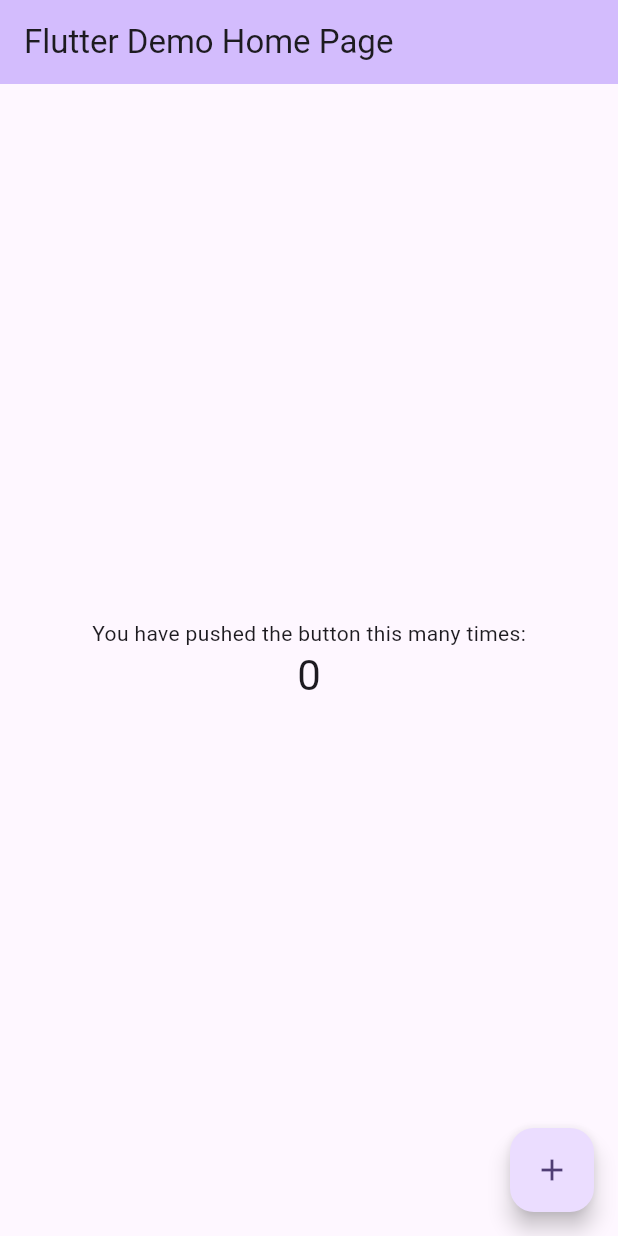
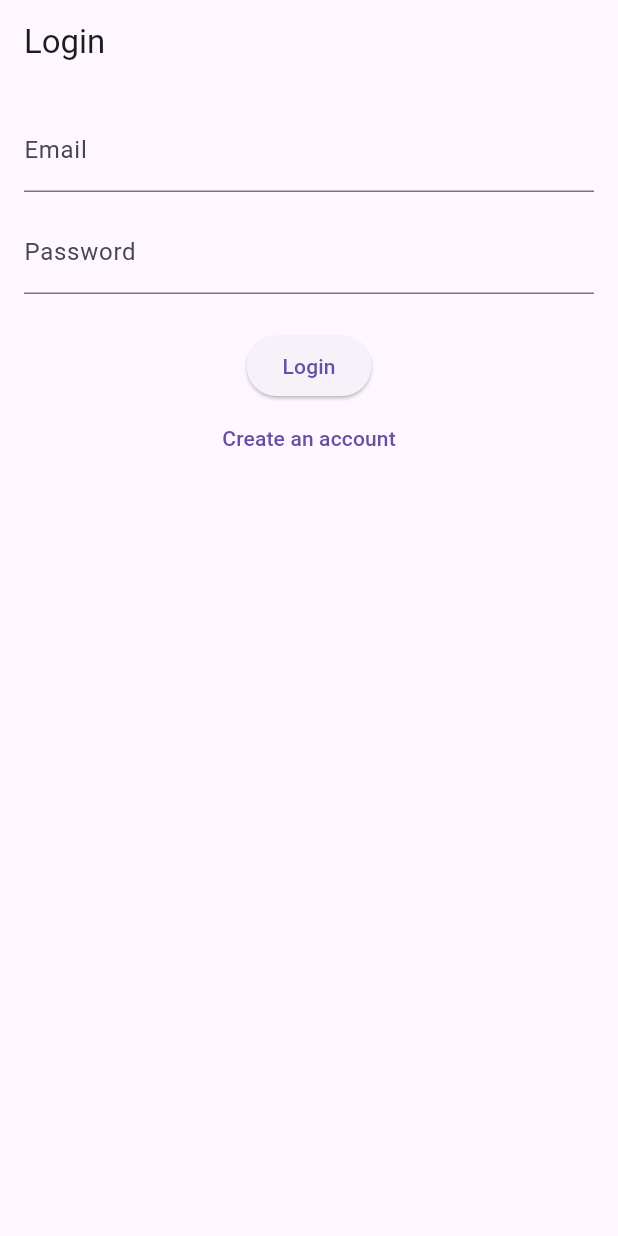
Before and after one commit to raj-da/group-talk, a Flutter app: the screen it shows after launch, on a phone screen of 412 x 824 dp. Run offline on Flutter 3.47's test engine with Material 3 defaults, Android fonts, the phone set to English and light mode, and no system bars; our stand-ins replace bloc, cloud_firestore, dartz, equatable, firebase_auth, firebase_core and 4 more; accounts and stored records are empty.

Commit message:
add go_route for routing and some test screen

```diff
--- /dev/null
+++ b/grouptalk/devtools_options.yaml
@@ -0,0 +1,3 @@
+description: This file stores settings for Dart & Flutter DevTools.
+documentation: https://docs.flutter.dev/tools/devtools/extensions#configure-extension-enablement-states
+extensions:
--- /dev/null
+++ b/grouptalk/lib/core/core/Route/app_router.dart
@@ -0,0 +1,28 @@
+import 'package:go_router/go_router.dart';
+import 'package:grouptalk/core/core/Route/route_name.dart';
+import 'package:grouptalk/features/authentication/presentation/screens/login_screen.dart';
+import 'package:grouptalk/features/authentication/presentation/screens/register_screen.dart';
+import 'package:grouptalk/main.dart';
+
+final GoRouter router = GoRouter(
+  initialLocation: '/login',
+  routes: [
+    GoRoute(
+      path: '/login',
+      name: RouteName.login,
+      builder: (context, state) => const LoginScreen(),
+    ),
+
+    GoRoute(
+      path: '/home',
+      name: RouteName.home,
+      builder: (context, state) => const MyHomePage(title: 'Grouptalk'),
+    ),
+
+    GoRoute(
+      path: '/register',
+      name: RouteName.register,
+      builder: (context, state) => const RegisterScreen(),
+    ),
+  ],
+);
--- /dev/null
+++ b/grouptalk/lib/core/core/Route/route_name.dart
@@ -0,0 +1,6 @@
+class RouteName {
+  // Top-level
+  static const String login = 'login';
+  static const String register = 'register';
+  static const String home = 'home';
+}
--- /dev/null
+++ b/grouptalk/lib/features/authentication/presentation/screens/login_screen.dart
@@ -0,0 +1,81 @@
+import 'package:flutter/material.dart';
+import 'package:flutter_bloc/flutter_bloc.dart';
+import 'package:go_router/go_router.dart';
+import 'package:grouptalk/core/core/Route/route_name.dart';
+import 'package:grouptalk/features/authentication/presentation/bloc/auth_bloc.dart';
+
+class LoginScreen extends StatefulWidget {
+  const LoginScreen({super.key});
+
+  @override
+  State<LoginScreen> createState() => _LoginScreenState();
+}
+
+class _LoginScreenState extends State<LoginScreen> {
+  final _emailController = TextEditingController();
+  final _passwordController = TextEditingController();
+
+  void _login() {
+    final email = _emailController.text.trim();
+    final password = _passwordController.text.trim();
+
+    if (email.isEmpty || password.isEmpty) return;
+
+    context.read<AuthBloc>().add(
+      LoginWithEmailEvent(email: email, password: password),
+    );
+  }
+
+  @override
+  Widget build(BuildContext context) {
+    return BlocListener<AuthBloc, AuthState>(
+      listener: (context, state) {
+        if (state is AuthAuthenticated) {
+          context.goNamed(RouteName.home);
+        } else if (state is AuthError) {
+          ScaffoldMessenger.of(
+            context,
+          ).showSnackBar(SnackBar(content: Text(state.message)));
+        }
+      },
+
+      child: Scaffold(
+        appBar: AppBar(title: const Text('Login')),
+        body: Padding(
+          padding: const EdgeInsets.all(16),
+          child: Column(
+            children: [
+              TextField(
+                controller: _emailController,
+                decoration: const InputDecoration(labelText: 'Email'),
+              ),
+              const SizedBox(height: 12),
+              TextField(
+                controller: _passwordController,
+                obscureText: true,
+                decoration: const InputDecoration(labelText: 'Password'),
+              ),
+              const SizedBox(height: 24),
+              BlocBuilder<AuthBloc, AuthState>(
+                builder: (context, state) {
+                  return state is AuthLoading
+                      ? const CircularProgressIndicator()
+                      : ElevatedButton(
+                          onPressed: _login,
+                          child: const Text('Login'),
+                        );
+                },
+              ),
+              TextButton(
+                onPressed: () {
+                  context.goNamed(RouteName.register);
+                },
+                child: const Text('Create an account'),
+              ),
+            ],
+          ),
+        ),
+      ),
+    );
+  }
+}
--- a/grouptalk/lib/main.dart
+++ b/grouptalk/lib/main.dart
@@ -1,11 +1,20 @@
 import 'package:cloud_firestore/cloud_firestore.dart';
+import 'package:firebase_auth/firebase_auth.dart';
 import 'package:firebase_core/firebase_core.dart';
 import 'package:flutter/material.dart';
+import 'package:flutter_bloc/flutter_bloc.dart';
+import 'package:grouptalk/core/core/Route/app_router.dart';
+import 'package:grouptalk/features/authentication/presentation/bloc/auth_bloc.dart';
 import 'package:grouptalk/firebase_options.dart';
+import 'injection_container.dart' as di;
 
 void main() async {
   WidgetsFlutterBinding.ensureInitialized();
   await Firebase.initializeApp(options: DefaultFirebaseOptions.currentPlatform);
+  await FirebaseAuth.instance.setSettings(
+    appVerificationDisabledForTesting: true,
+  );
+  await di.init();
   runApp(const MyApp());
 }
 
@@ -15,27 +24,16 @@ class MyApp extends StatelessWidget {
   // This widget is the root of your application.
   @override
   Widget build(BuildContext context) {
-    return MaterialApp(
-      title: 'Flutter Demo',
-      theme: ThemeData(
-        // This is the theme of your application.
-        //
-        // TRY THIS: Try running your application with "flutter run". You'll see
-        // the application has a purple toolbar. Then, without quitting the app,
-        // try changing the seedColor in the colorScheme below to Colors.green
-        // and then invoke "hot reload" (save your changes or press the "hot
-        // reload" button in a Flutter-supported IDE, or press "r" if you used
-        // the command line to start the app).
-        //
-        // Notice that the counter didn't reset back to zero; the application
-        // state is not lost during the reload. To reset the state, use hot
-        // restart instead.
-        //
-        // This works for code too, not just values: Most code changes can be
-        // tested with just a hot reload.
-        colorScheme: .fromSeed(seedColor: Colors.deepPurple),
+    return MultiBlocProvider(
+      providers: [
+        // Auth bloc
+        BlocProvider(create: (context) => di.sl<AuthBloc>()),
+      ],
+      child: MaterialApp.router(
+        routerConfig: router,
+        title: "Grout talk",
+        debugShowCheckedModeBanner: false,
       ),
-      home: const MyHomePage(title: 'Flutter Demo Home Page'),
     );
   }
 }
@@ -74,7 +72,7 @@ class _MyHomePageState extends State<MyHomePage> {
     addTestDocument();
   }
 
-   Future<void> addTestDocument() async {
+  Future<void> addTestDocument() async {
     try {
       await FirebaseFirestore.instance.collection('test_collection').add({
         'message': 'Hello, Firestore!',
```
Also changed, not shown: grouptalk/lib/features/authentication/presentation/screens/register_screen.dart (added, +74 -0 lines).
